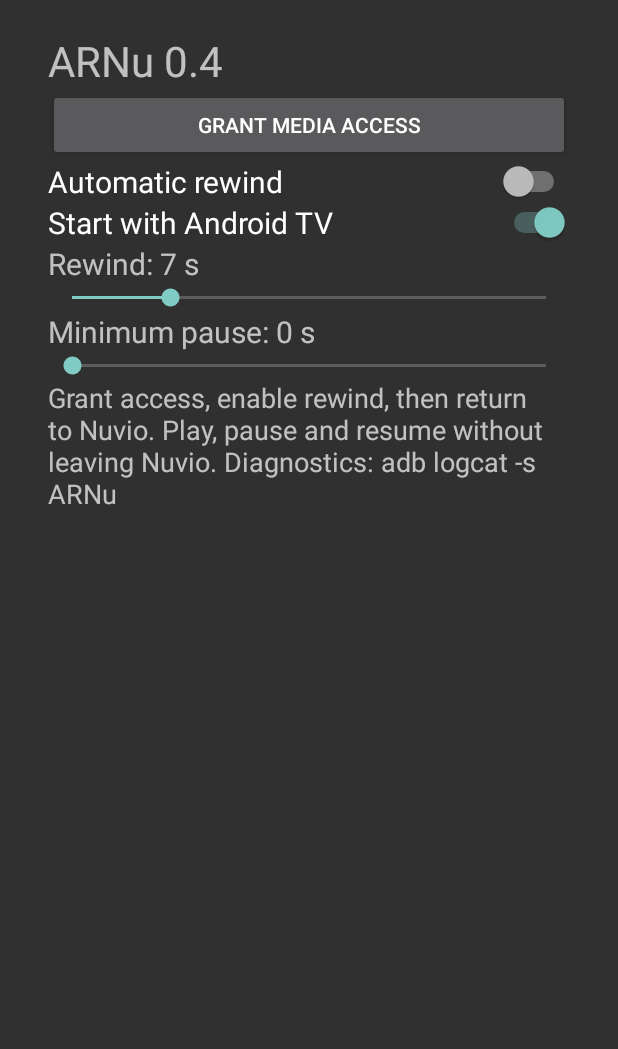
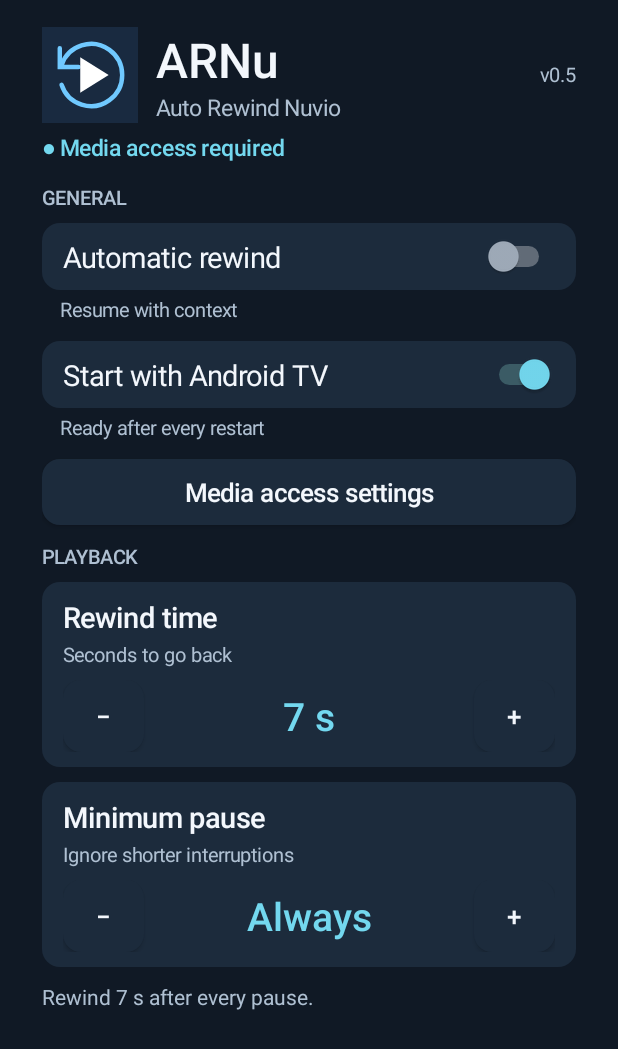
Before and after one commit to usertion/ARNu, an Android app: the screen it shows after launch (MainActivity), on a phone screen of 412 x 824 dp. Shown: the top 1049 px of the screen. Run offline under Robolectric (Android 15) with nearby library versions, the phone set to English and light mode, and no system bars.

Commit message:
ARNu 0.5: TV interface

```diff
--- a/app/src/main/java/org/arnu/diagnostic/MainActivity.java
+++ b/app/src/main/java/org/arnu/diagnostic/MainActivity.java
@@ -1,30 +1,61 @@
 package org.arnu.diagnostic;
 import android.app.Activity;
+import android.app.NotificationManager;
 import android.content.*;
+import android.content.res.ColorStateList;
+import android.graphics.Color;
+import android.graphics.Typeface;
+import android.graphics.drawable.GradientDrawable;
+import android.graphics.drawable.StateListDrawable;
 import android.os.Bundle;
 import android.provider.Settings;
 import android.view.Gravity;
 import android.widget.*;
 import java.util.Locale;
+
 public final class MainActivity extends Activity {
  static boolean openedThisBoot(Context c){int boot=Settings.Global.getInt(c.getContentResolver(),"boot_count",-1);return boot>=0&&c.getSharedPreferences("arnu",0).getInt("opened_boot",-2)==boot;}
  private final boolean es=Locale.getDefault().getLanguage().equals("es");
+ private static final int BG=0xff101925,CARD=0xff1c2b3c,INK=0xfff3f7fc,MUTED=0xffafc0d2,ACCENT=0xff73d8ef;
+ private SharedPreferences p;
+ private TextView status,summary;
  private String t(String en,String sp){return es?sp:en;}
+ private int dp(float n){return Math.round(n*getResources().getDisplayMetrics().density);}
+ private GradientDrawable shape(int color,int stroke){GradientDrawable d=new GradientDrawable();d.setColor(color);d.setCornerRadius(dp(12));if(stroke!=0)d.setStroke(dp(2),stroke);return d;}
+ private StateListDrawable focus(){StateListDrawable d=new StateListDrawable();d.addState(new int[]{android.R.attr.state_focused},shape(0xff31546a,ACCENT));d.addState(new int[]{android.R.attr.state_pressed},shape(0xff31546a,ACCENT));d.addState(new int[]{},shape(CARD,0));return d;}
+ private TextView label(String text,int size,int color,boolean strong){TextView v=new TextView(this);v.setText(text);v.setTextSize(size);v.setTextColor(color);v.setFontFeatureSettings("tnum");if(strong)v.setTypeface(Typeface.create("sans-serif-medium",Typeface.NORMAL));return v;}
+ private LinearLayout vertical(){LinearLayout l=new LinearLayout(this);l.setOrientation(1);return l;}
+ private LinearLayout horizontal(){LinearLayout l=new LinearLayout(this);l.setGravity(Gravity.CENTER_VERTICAL);return l;}
+ private void gap(LinearLayout l,int h){Space s=new Space(this);l.addView(s,new LinearLayout.LayoutParams(1,dp(h)));}
+ private void fill(LinearLayout l,android.view.View v){l.addView(v,new LinearLayout.LayoutParams(0,-2,1));}
+ private Button button(String text){Button b=new Button(this);b.setText(text);b.setTextSize(17);b.setTextColor(INK);b.setAllCaps(false);b.setBackground(focus());b.setMinHeight(dp(44));b.setMinimumHeight(dp(44));b.setPadding(dp(12),dp(5),dp(12),dp(5));b.setFocusable(true);return b;}
+ private void toggle(LinearLayout parent,String title,String subtitle,String key,boolean def){
+ Switch s=new Switch(this);s.setText(title);s.setTextColor(INK);s.setTextSize(19);s.setShowText(false);s.setChecked(p.getBoolean(key,def));s.setBackground(focus());s.setPadding(dp(14),dp(9),dp(14),dp(9));s.setFocusable(true);
+ s.setThumbTintList(new ColorStateList(new int[][]{new int[]{android.R.attr.state_checked},new int[]{}},new int[]{ACCENT,0xffa0acba}));
+ s.setOnCheckedChangeListener((v,on)->{p.edit().putBoolean(key,on).apply();refresh();});parent.addView(s,new LinearLayout.LayoutParams(-1,-2));gap(parent,4);TextView hint=label(subtitle,13,MUTED,false);hint.setPadding(dp(12),0,0,0);parent.addView(hint);gap(parent,12);
+ }
+ private void counter(LinearLayout parent,String title,String subtitle,String key,int min,int max,int def){
+ LinearLayout card=vertical();card.setBackground(shape(CARD,0));card.setPadding(dp(14),dp(10),dp(14),dp(10));card.addView(label(title,19,INK,true));gap(card,3);card.addView(label(subtitle,13,MUTED,false));gap(card,8);
+ LinearLayout row=horizontal();Button minus=button("−"),plus=button("+");TextView val=label("",26,ACCENT,true);val.setGravity(Gravity.CENTER);row.addView(minus,new LinearLayout.LayoutParams(dp(54),dp(48)));fill(row,val);row.addView(plus,new LinearLayout.LayoutParams(dp(54),dp(48)));card.addView(row);parent.addView(card);gap(parent,10);
+ Runnable display=()->{int n=p.getInt(key,def);val.setText(n==0?t("Always","Siempre"):n+" s");minus.setContentDescription(t("Decrease ","Reducir ")+title);plus.setContentDescription(t("Increase ","Aumentar ")+title);};
+ minus.setOnClickListener(v->{p.edit().putInt(key,Math.max(min,p.getInt(key,def)-1)).apply();display.run();refresh();});
+ plus.setOnClickListener(v->{p.edit().putInt(key,Math.min(max,p.getInt(key,def)+1)).apply();display.run();refresh();});display.run();
+ }
  @Override public void onCreate(Bundle b){
- super.onCreate(b);
- getSharedPreferences("arnu",0).edit().putInt("opened_boot",Settings.Global.getInt(getContentResolver(),"boot_count",-1)).apply();
- LinearLayout root=new LinearLayout(this);root.setOrientation(1);root.setPadding(48,32,48,32);root.setGravity(Gravity.CENTER_VERTICAL);
- TextView title=new TextView(this);title.setText("ARNu 0.4");title.setTextSize(28);root.addView(title);
- Button grant=new Button(this);grant.setText(t("Grant media access","Conceder acceso multimedia"));grant.setOnClickListener(v->{try{startActivity(new Intent(Settings.ACTION_NOTIFICATION_LISTENER_SETTINGS));}catch(Exception e){Toast.makeText(this,e.toString(),Toast.LENGTH_LONG).show();}});root.addView(grant);
- Switch toggle=new Switch(this);toggle.setText(t("Automatic rewind","Retroceso automático"));toggle.setTextSize(20);toggle.setChecked(getSharedPreferences("arnu",0).getBoolean("enabled",false));toggle.setOnCheckedChangeListener((v,on)->getSharedPreferences("arnu",0).edit().putBoolean("enabled",on).apply());root.addView(toggle);
- Switch boot=new Switch(this);boot.setText(t("Start with Android TV","Iniciar con Android TV"));boot.setTextSize(20);boot.setChecked(getSharedPreferences("arnu",0).getBoolean("autostart",true));boot.setOnCheckedChangeListener((v,on)->getSharedPreferences("arnu",0).edit().putBoolean("autostart",on).apply());root.addView(boot);
- TextView duration=new TextView(this);duration.setTextSize(20);root.addView(duration);
- SeekBar bar=new SeekBar(this);bar.setMax(29);bar.setProgress(getSharedPreferences("arnu",0).getInt("seconds",7)-1);duration.setText(t("Rewind: ","Retroceso: ")+(bar.getProgress()+1)+" s");bar.setOnSeekBarChangeListener(new SeekBar.OnSeekBarChangeListener(){public void onProgressChanged(SeekBar b,int n,boolean user){duration.setText(t("Rewind: ","Retroceso: ")+(n+1)+" s");getSharedPreferences("arnu",0).edit().putInt("seconds",n+1).apply();}public void onStartTrackingTouch(SeekBar b){}public void onStopTrackingTouch(SeekBar b){}});root.addView(bar);
- TextView minimum=new TextView(this);minimum.setTextSize(20);root.addView(minimum);
- SeekBar pauseBar=new SeekBar(this);pauseBar.setMax(120);pauseBar.setProgress(getSharedPreferences("arnu",0).getInt("min_pause",0));
- minimum.setText(t("Minimum pause: ","Pausa mínima: ")+pauseBar.getProgress()+" s");
- pauseBar.setOnSeekBarChangeListener(new SeekBar.OnSeekBarChangeListener(){public void onProgressChanged(SeekBar b,int n,boolean user){minimum.setText(t("Minimum pause: ","Pausa mínima: ")+n+" s"+(n==0?t(" (always)"," (siempre)"):""));getSharedPreferences("arnu",0).edit().putInt("min_pause",n).apply();}public void onStartTrackingTouch(SeekBar b){}public void onStopTrackingTouch(SeekBar b){}});root.addView(pauseBar);
- TextView info=new TextView(this);info.setText(t("Grant access, enable rewind, then return to Nuvio. Play, pause and resume without leaving Nuvio. Diagnostics: adb logcat -s ARNu","Concede acceso, activa el retroceso y vuelve a Nuvio. Reproduce, pausa y reanuda sin salir de Nuvio. Diagnóstico: adb logcat -s ARNu"));info.setTextSize(18);root.addView(info);
- ScrollView scroll=new ScrollView(this);scroll.addView(root);setContentView(scroll);grant.requestFocus();
+ super.onCreate(b);p=getSharedPreferences("arnu",0);p.edit().putInt("opened_boot",Settings.Global.getInt(getContentResolver(),"boot_count",-1)).apply();
+ ScrollView scroll=new ScrollView(this);scroll.setFillViewport(true);scroll.setBackgroundColor(BG);LinearLayout root=vertical();root.setPadding(dp(28),dp(18),dp(28),dp(18));scroll.addView(root);setContentView(scroll);
+ LinearLayout header=horizontal();ImageView logo=new ImageView(this);logo.setImageResource(R.drawable.arnu_icon);header.addView(logo,new LinearLayout.LayoutParams(dp(64),dp(64)));LinearLayout branding=vertical();branding.setPadding(dp(12),0,0,0);branding.addView(label("ARNu",32,INK,true));branding.addView(label("Auto Rewind Nuvio",15,MUTED,false));fill(header,branding);header.addView(label("v0.5",13,MUTED,false));root.addView(header);gap(root,6);status=label("",15,ACCENT,true);root.addView(status);gap(root,14);
+ boolean wide=getResources().getConfiguration().screenWidthDp>=650;LinearLayout columns=wide?horizontal():vertical();columns.setGravity(Gravity.TOP);root.addView(columns);
+ LinearLayout left=vertical(),right=vertical();if(wide){fill(columns,left);Space sp=new Space(this);columns.addView(sp,new LinearLayout.LayoutParams(dp(20),1));fill(columns,right);}else{columns.addView(left);columns.addView(right);}
+ left.addView(label(t("GENERAL","GENERAL"),13,MUTED,true));gap(left,8);
+ toggle(left,t("Automatic rewind","Retroceso automático"),t("Resume with context","Retoma la historia sin perderte nada"),"enabled",false);
+ toggle(left,t("Start with Android TV","Iniciar con Android TV"),t("Ready after every restart","Listo después de cada reinicio"),"autostart",true);
+ Button grant=button(t("Media access settings","Configurar acceso multimedia"));grant.setOnClickListener(v->{try{startActivity(new Intent(Settings.ACTION_NOTIFICATION_LISTENER_SETTINGS));}catch(Exception e){Toast.makeText(this,e.toString(),Toast.LENGTH_LONG).show();}});left.addView(grant);gap(left,12);
+ right.addView(label(t("PLAYBACK","REPRODUCCIÓN"),13,MUTED,true));gap(right,8);
+ counter(right,t("Rewind time","Tiempo de retroceso"),t("Seconds to go back","Segundos que se rebobinan"),"seconds",1,30,7);
+ counter(right,t("Minimum pause","Pausa mínima"),t("Ignore shorter interruptions","Ignora las interrupciones breves"),"min_pause",0,120,0);
+ summary=label("",14,MUTED,false);root.addView(summary);refresh();
  }
+ @Override protected void onResume(){super.onResume();refresh();}
+ private void refresh(){if(status==null||p==null)return;NotificationManager nm=(NotificationManager)getSystemService(NOTIFICATION_SERVICE);boolean access=nm.isNotificationListenerAccessGranted(new ComponentName(this,SessionListener.class));status.setText(!access?t("● Media access required","● Falta acceso multimedia"):p.getBoolean("enabled",false)?t("● Enabled · Media access granted","● Activado · Acceso concedido"):t("● Disabled","● Desactivado"));if(summary!=null){int n=p.getInt("min_pause",0),s=p.getInt("seconds",7);summary.setText(n==0?t("Rewind "+s+" s after every pause.","Retrocede "+s+" s después de cualquier pausa."):t("Rewind "+s+" s after a pause of at least "+n+" s.","Retrocede "+s+" s tras una pausa de al menos "+n+" s."));}}
 }
```
